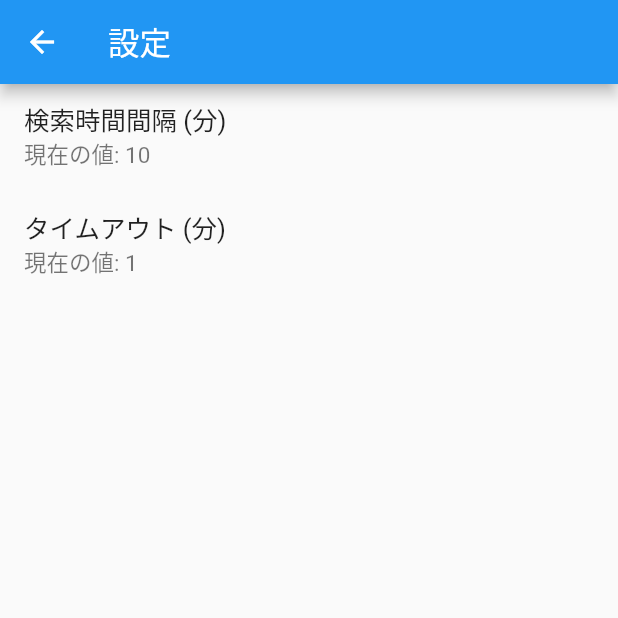
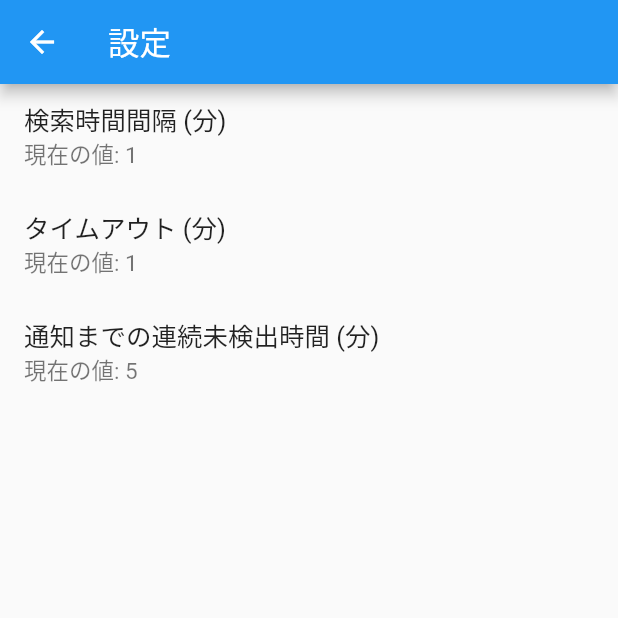
Before and after one commit to bakajikara/Smart_Alert, a Flutter app: the screen it shows after launch, after a tap on the "settings" icon, on a phone screen of 412 x 824 dp, the top half of it. Run offline on Flutter 3.47's test engine with Material 2 defaults, Android fonts, the phone set to English and light mode, and no system bars; our stand-ins replace flutter_blue_plus, flutter_local_notifications, geolocator, permission_handler, shared_preferences; missing offline and left inert: flutter_background_service, flutter_background_service_android.

Commit message:
Implemented notificationThreshold

```diff
--- a/lib/main.dart
+++ b/lib/main.dart
@@ -70,13 +70,13 @@ void onStart(ServiceInstance service) async {
   DartPluginRegistrant.ensureInitialized();
 
   SharedPreferences sharedPreferences = await SharedPreferences.getInstance();
-  final searchInterval = sharedPreferences.getInt('searchInterval') ?? 10;
+  final searchInterval = sharedPreferences.getInt('searchInterval') ?? 1;
 
   service.on('stopService').listen((event) {
     service.stopSelf();
   });
 
-  Timer.periodic(Duration(seconds: searchInterval), (timer) async {
+  Timer.periodic(Duration(minutes: searchInterval), (timer) async {
     if (service is AndroidServiceInstance) {
       if (await service.isForegroundService()) {
         scanBluetoothDevices();
@@ -120,7 +120,7 @@ void scanBluetoothDevices() async {
     }).toList();
   }
 
-  scanSubscription = flutterBlue.scan(timeout: Duration(seconds: timeout)).listen((scanResult) async {
+  scanSubscription = flutterBlue.scan(timeout: Duration(minutes: timeout)).listen((scanResult) async {
     print('Device found: ${scanResult.device.name}');
     if (searchingDevices.any((device) => device['macAddress'] == scanResult.device.id.toString())) {
       searchingDevices.removeWhere((device) => device['macAddress'] == scanResult.device.id.toString());
@@ -148,7 +148,7 @@ void scanBluetoothDevices() async {
     }
   }, onDone: () {
     if (searchingDevices.isNotEmpty) {
-      for (var device in searchingDevices) {
+      final notificationThreshold = sharedPreferences.getInt('notificationThreshold') ?? 5;
       const androidPlatformChannelSpecifics = AndroidNotificationDetails(
         'not_found', // 任意のチャネルIDを指定します
         '検出されなかったデバイス', // 任意のチャネル名を指定します
@@ -156,12 +156,16 @@ void scanBluetoothDevices() async {
         priority: Priority.high,
       );
       const platformChannelSpecifics = NotificationDetails(android: androidPlatformChannelSpecifics);
+      for (var device in searchingDevices) {
           FlutterLocalNotificationsPlugin().show(
-          allDevices.indexWhere((d) => d['macAddress'] == device['macAddress']), // 通知のID
+            allDevices.indexWhere((d) =>
+            d['macAddress'] == device['macAddress']), // 通知のID
             '${device['name']} が見つかりません', // 通知のタイトル
             '最終検出: ${DateFormat('yyyy/MM/dd HH:mm:ss').format(DateTime.parse(device['lastDetected']!))}', // 通知の本文
             platformChannelSpecifics,
           );
+        if (DateTime.now().difference(DateTime.parse(device['lastDetected']!)).inMinutes >= notificationThreshold) {
+        }
       }
     }
   });
--- a/lib/settings.dart
+++ b/lib/settings.dart
@@ -10,8 +10,9 @@ class SettingsScreen extends StatefulWidget {
 }
 
 class _SettingsScreenState extends State<SettingsScreen> {
-  int searchInterval = 10; // 初期値
+  int searchInterval = 1; // 初期値
   int timeout = 1; // 初期値
+  int notificationThreshold = 5; // 初期値
 
   @override
   void initState() {
@@ -30,8 +31,9 @@ class _SettingsScreenState extends State<SettingsScreen> {
   Future<void> loadSettings() async {
     SharedPreferences prefs = await SharedPreferences.getInstance();
     setState(() {
-      searchInterval = prefs.getInt('searchInterval') ?? 10;
+      searchInterval = prefs.getInt('searchInterval') ?? 1;
       timeout = prefs.getInt('timeout') ?? 1;
+      notificationThreshold = prefs.getInt('notificationThreshold') ?? 5;
     });
   }
 
@@ -39,6 +41,7 @@ class _SettingsScreenState extends State<SettingsScreen> {
     SharedPreferences prefs = await SharedPreferences.getInstance();
     await prefs.setInt('searchInterval', searchInterval);
     await prefs.setInt('timeout', timeout);
+    await prefs.setInt('notificationThreshold', notificationThreshold);
   }
 
   Future<void> showEditDialog(String title, String settingKey, int initialValue) async {
@@ -68,6 +71,8 @@ class _SettingsScreenState extends State<SettingsScreen> {
                     searchInterval = newValue;
                   } else if (settingKey == 'timeout') {
                     timeout = newValue;
+                  } else if (settingKey == 'notificationThreshold') {
+                    notificationThreshold = newValue;
                   }
                 });
                 saveSettings();
@@ -103,6 +108,13 @@ class _SettingsScreenState extends State<SettingsScreen> {
               showEditDialog('タイムアウト', 'timeout', timeout);
             },
           ),
+          ListTile(
+            title: const Text('通知までの連続未検出時間 (分)'),
+            subtitle: Text('現在の値: $notificationThreshold'),
+            onTap: () {
+              showEditDialog('通知までの連続未検出時間', 'notificationThreshold', notificationThreshold);
+            },
+          ),
         ],
       ),
     );
```
Lines whose indentation alone changed are shown as unchanged.
